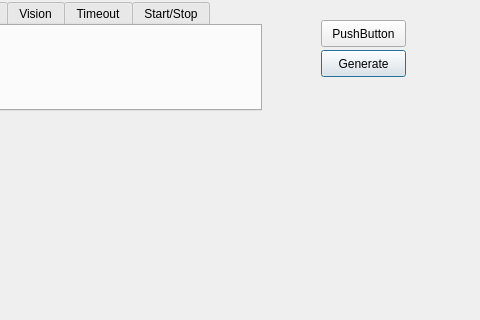
Above: Auto_Gui/dialog.ui from SarahHeinzHouseFRC/SHARPAutonomousScripter before the change; both pictures show x 339 to 819 and y 0 to 320 of the 819 by 489 pixel window. Below: the same form after it.
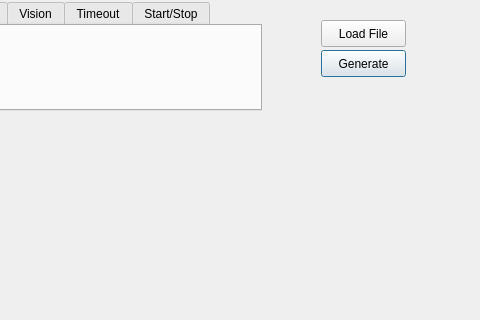
That is the form after the change.

Commit message: Can now load all of commands from a CSV file to the program

```diff
--- a/Auto_Gui/dialog.ui
+++ b/Auto_Gui/dialog.ui
@@ -88,7 +88,7 @@
     </rect>
    </property>
    <property name="text">
-    <string>PushButton</string>
+    <string>Load File</string>
    </property>
   </widget>
   <widget class="QTextEdit" name="debug">
```
The commit also changes 7 other files.
